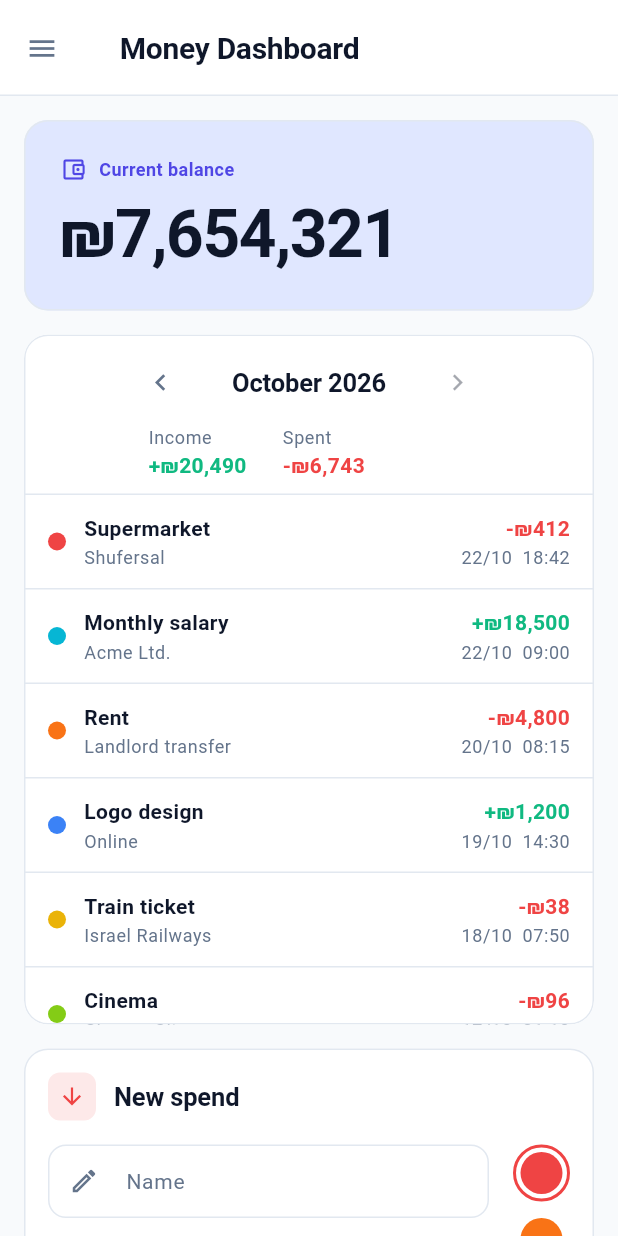
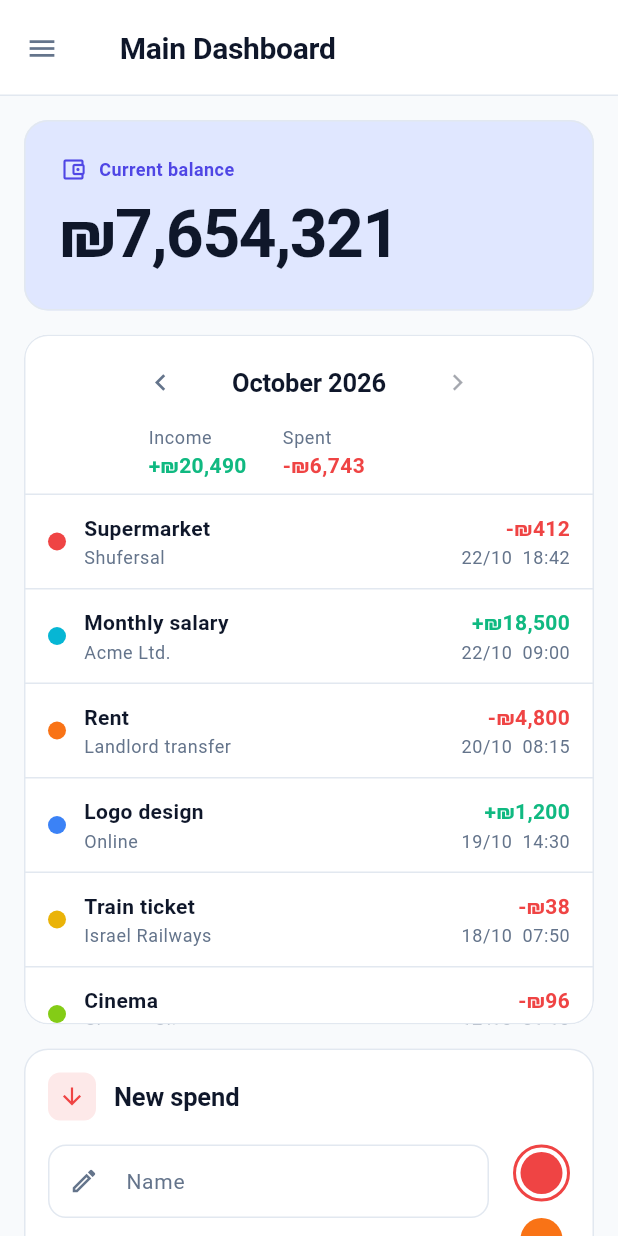
Before and after one commit to Tomer-3431/money_dashboard, a Flutter app: the screen it shows after launch, on a phone screen of 412 x 824 dp. Run offline on Flutter 3.47's test engine with Material 3 defaults, Android fonts, the phone set to English and light mode, and no system bars; our stand-ins replace month_picker_dialog.

Commit message:
format titles

```diff
--- a/lib/goals/goals_container.dart
+++ b/lib/goals/goals_container.dart
@@ -87,7 +87,7 @@ class GoalsContainerState extends State<GoalsContainer> {
     final selected = _selected;
 
     return Scaffold(
-      appBar: AppBar(title: const Text('Money Dashboard')),
+      appBar: AppBar(title: const Text('Goals')),
       drawer: Sidebar(activeTabId: 'goals',),
       body: SafeArea(
         child: LayoutBuilder(
--- a/lib/home/home_container.dart
+++ b/lib/home/home_container.dart
@@ -25,7 +25,7 @@ class HomeContainerState extends State<HomeContainer> {
 
     return Scaffold(
         appBar: AppBar(
-          title: const Text('Money Dashboard'),
+          title: const Text('Main Dashboard'),
         ),
         drawer: Sidebar(activeTabId: 'home',),
         body: SafeArea(
```
